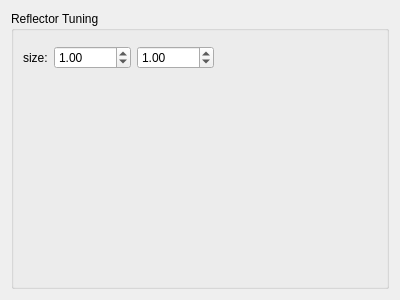
Qt form QGameDev/ReflectorTuner.ui (fynv/Three.V8) before a commit.
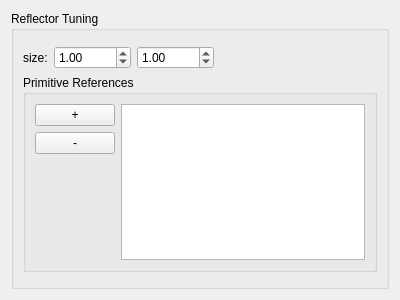
The same form after that commit.

Commit message: Reflector primitive-reference - editor & webgpu support

Patch:
```diff
--- a/QGameDev/ReflectorTuner.ui
+++ b/QGameDev/ReflectorTuner.ui
@@ -19,7 +19,7 @@
      <property name="title">
       <string>Reflector Tuning</string>
      </property>
-     <layout class="QVBoxLayout" name="verticalLayout_2">
+     <layout class="QVBoxLayout" name="verticalLayout_3">
       <item>
        <widget class="QStackedWidget" name="stack">
         <property name="sizePolicy">
@@ -80,6 +80,49 @@
         </item>
        </layout>
       </item>
+      <item>
+       <widget class="QGroupBox" name="groupBox_2">
+        <property name="title">
+         <string>Primitive References</string>
+        </property>
+        <layout class="QHBoxLayout" name="horizontalLayout_2">
+         <item>
+          <layout class="QVBoxLayout" name="verticalLayout_2">
+           <item>
+            <widget class="QPushButton" name="btn_add">
+             <property name="text">
+              <string>+</string>
+             </property>
+            </widget>
+           </item>
+           <item>
+            <widget class="QPushButton" name="btn_remove">
+             <property name="text">
+              <string>-</string>
+             </property>
+            </widget>
+           </item>
+           <item>
+            <spacer name="verticalSpacer_2">
+             <property name="orientation">
+              <enum>Qt::Vertical</enum>
+             </property>
+             <property name="sizeHint" stdset="0">
+              <size>
+               <width>20</width>
+               <height>40</height>
+              </size>
+             </property>
+            </spacer>
+           </item>
+          </layout>
+         </item>
+         <item>
+          <widget class="QListWidget" name="lst_prim_refs"/>
+         </item>
+        </layout>
+       </widget>
+      </item>
       <item>
        <spacer name="verticalSpacer">
         <property name="orientation">
```
The commit also changes 22 other files.
